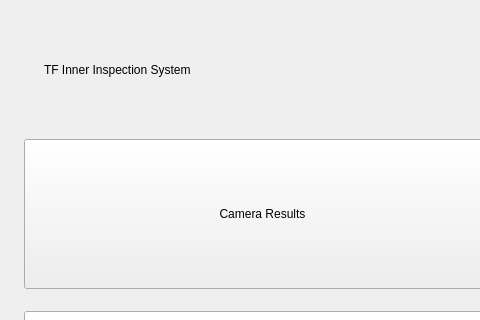
Before: the Qt Designer form tf_gui/ui/main_menu.ui in yhe21/tf-inner-gui, drawn with Qt 5; both pictures show x 0 to 480 and y 0 to 320 of the 1024 by 600 pixel window.
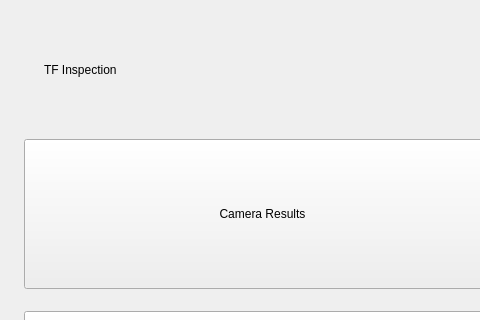
After: the same form once the commit is applied.

Commit message: Shorten main title to TF Inspection for v0.4.4

```diff
--- a/tf_gui/ui/main_menu.ui
+++ b/tf_gui/ui/main_menu.ui
@@ -63,7 +63,7 @@
        <item>
         <widget class="QLabel" name="lblTitle">
          <property name="text">
-          <string>TF Inner Inspection System</string>
+          <string>TF Inspection</string>
          </property>
         </widget>
        </item>
```
Left out of the diff: 2 changed lines with no effect on the pictures. The commit also changes 3 other files.
